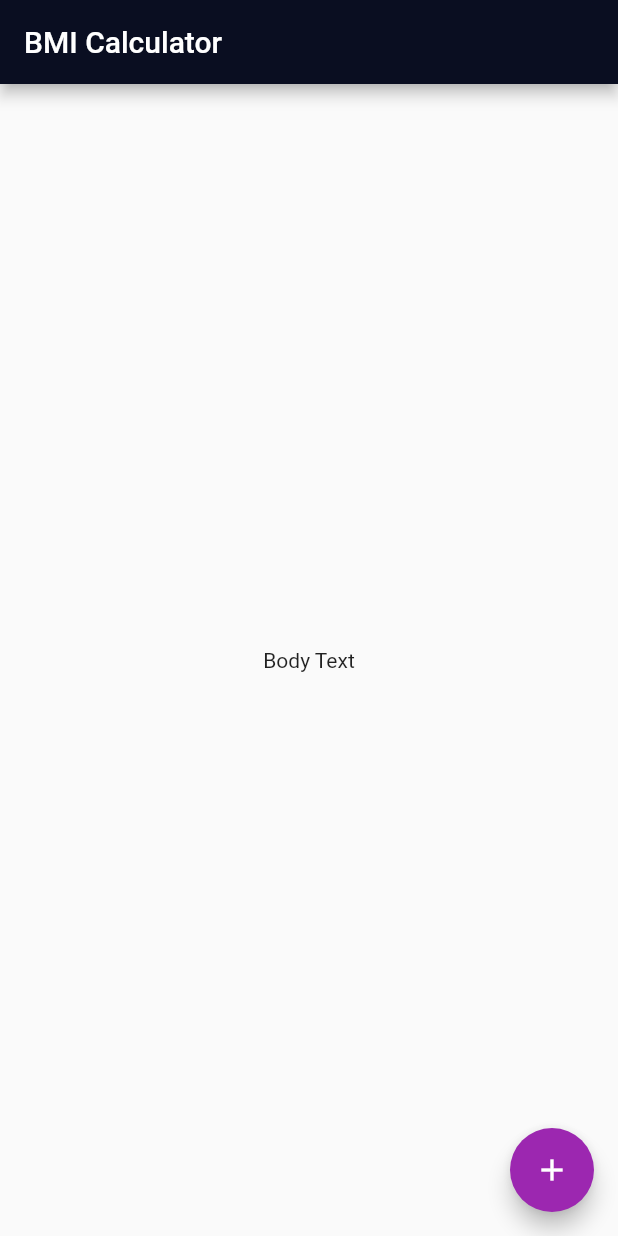
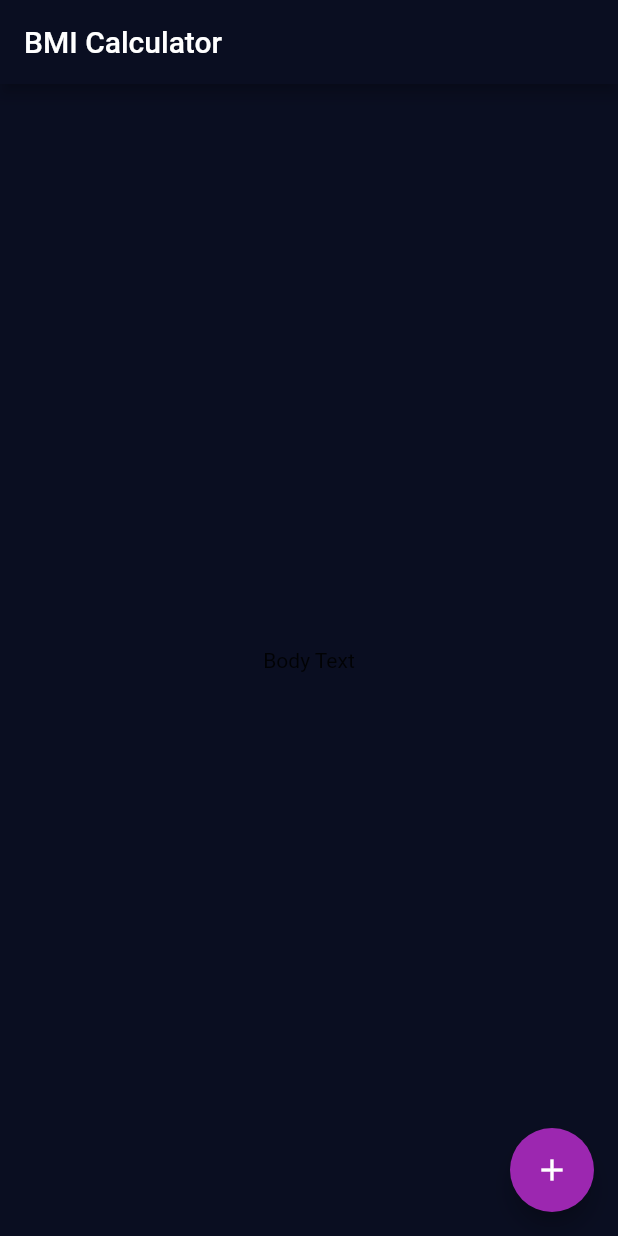
Before and after one commit to emmanue/bmi-calculator, a Flutter app: the screen it shows after launch, on a phone screen of 412 x 824 dp. Run offline on Flutter 3.47's test engine with Material 2 defaults, Android fonts, the phone set to English and light mode, and no system bars.

Commit message:
good improvement

```diff
--- a/lib/main.dart
+++ b/lib/main.dart
@@ -10,7 +10,11 @@ class BMICalculator extends StatelessWidget {
     return MaterialApp(
       theme: ThemeData(
         primaryColor: Color(0xFF0A0E21),
+        scaffoldBackgroundColor: Color(0xFF0A0E21),
         accentColor: Colors.purple,
+        textTheme: TextTheme(
+          bodyText1: TextStyle(color: Colors.white),
+        ),
       ),
       home: InputPage(),
     );
```
